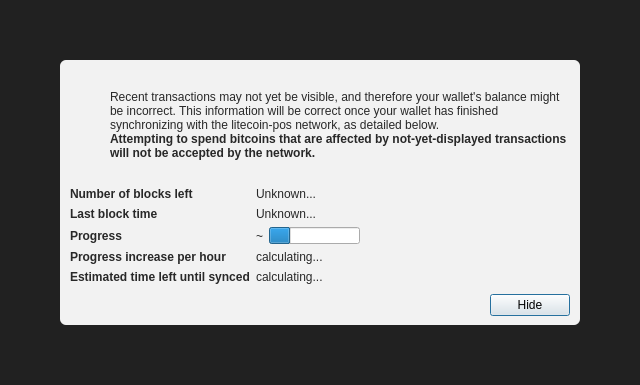
Before: the Qt Designer form src/qt/forms/modaloverlay.ui in CryptoDev777/litecoin-pos, drawn with Qt 5.
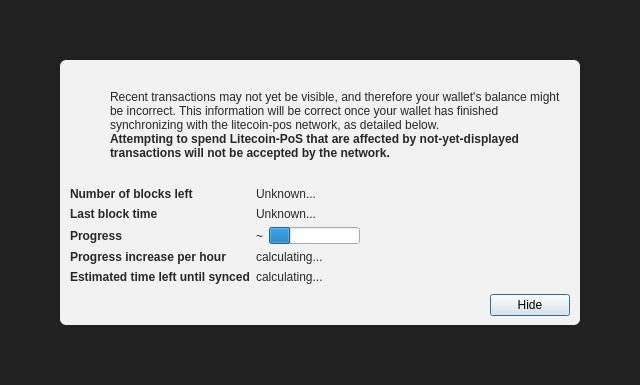
After: the same form once the commit is applied. Icons and pictures are not drawn.

Diff of the .ui file:
```diff
--- a/src/qt/forms/modaloverlay.ui
+++ b/src/qt/forms/modaloverlay.ui
@@ -149,7 +149,7 @@
                 </font>
                </property>
                <property name="text">
-                <string>Attempting to spend bitcoins that are affected by not-yet-displayed transactions will not be accepted by the network.</string>
+                <string>Attempting to spend Litecoin-PoS that are affected by not-yet-displayed transactions will not be accepted by the network.</string>
                </property>
                <property name="textFormat">
                 <enum>Qt::RichText</enum>
```
